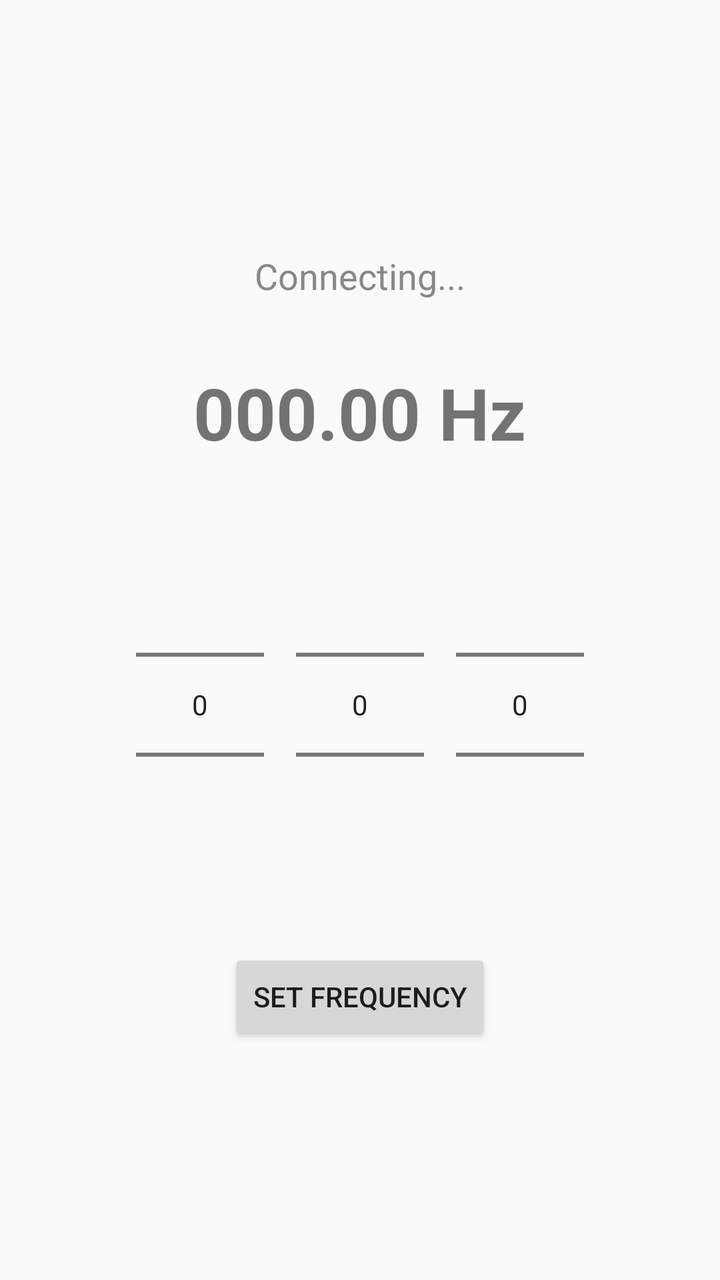
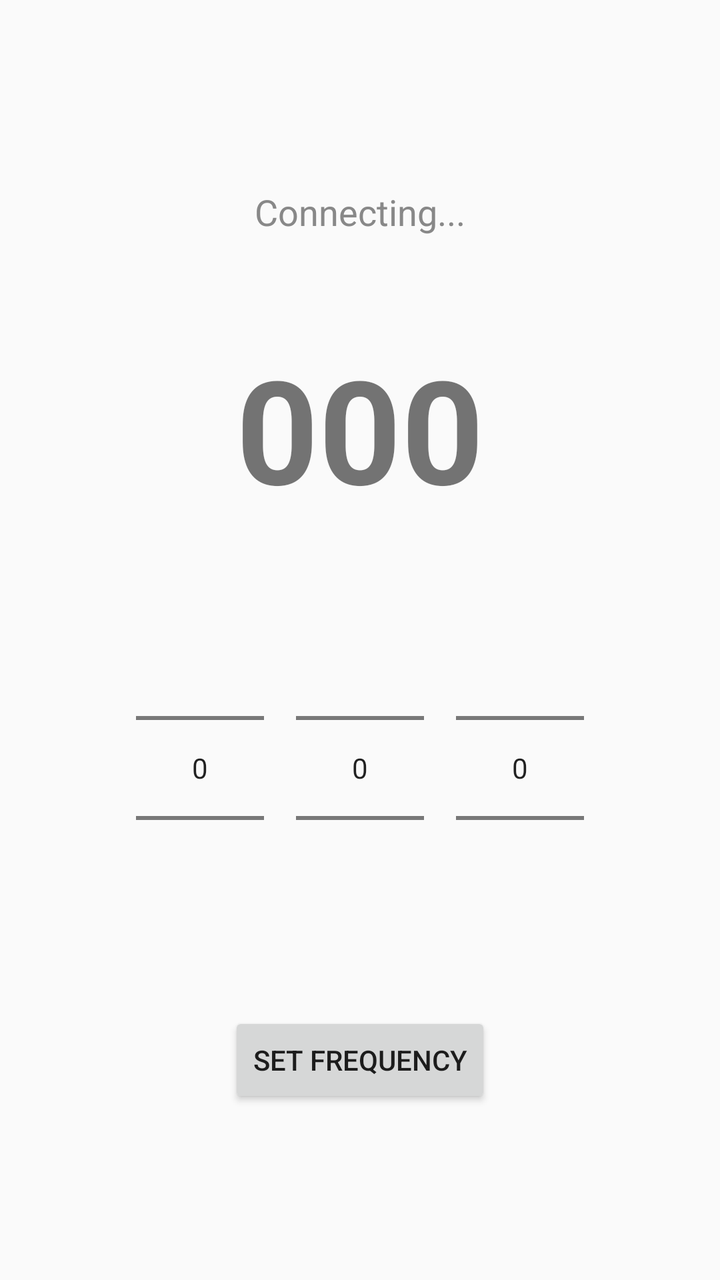

Two renders of the same Android screen: before a commit and after it. Below are the layout's source before the change and the commit's diff.
<!-- AndroidManifest.xml: activity theme Theme.AppCompat.Light.NoActionBar -->
<!-- res/layout/activity_main.xml -->
<?xml version="1.0" encoding="utf-8"?>
<LinearLayout xmlns:android="http://schemas.android.com/apk/res/android"
    android:orientation="vertical"
    android:gravity="center"
    android:layout_width="match_parent"
    android:layout_height="match_parent"
    android:padding="16dp">

    
    <TextView
        android:id="@+id/statusText"
        android:layout_width="wrap_content"
        android:layout_height="wrap_content"
        android:text="Connecting..."
        android:textSize="18sp"
        android:textColor="#888888"
        android:padding="8dp" />

    
    <TextView
        android:id="@+id/frequencyText"
        android:layout_width="wrap_content"
        android:layout_height="wrap_content"
        android:text="000.00 Hz"
        android:textSize="36sp"
        android:textStyle="bold"
        android:padding="24dp" />

    
    <LinearLayout
        android:layout_width="wrap_content"
        android:layout_height="wrap_content"
        android:orientation="horizontal">

        <NumberPicker
            android:id="@+id/pickerHundreds"
            android:layout_width="wrap_content"
            android:layout_height="wrap_content"
            android:layout_margin="8dp"/>

        <NumberPicker
            android:id="@+id/pickerTens"
            android:layout_width="wrap_content"
            android:layout_height="wrap_content"
            android:layout_margin="8dp"/>

        <NumberPicker
            android:id="@+id/pickerOnes"
            android:layout_width="wrap_content"
            android:layout_height="wrap_content"
            android:layout_margin="8dp"/>
    </LinearLayout>

    <Button
        android:id="@+id/setFreqButton"
        android:layout_width="wrap_content"
        android:layout_height="wrap_content"
        android:text="Set Frequency"
        android:layout_marginTop="24dp"/>
</LinearLayout>
<!-- resources referenced by this layout -->
<resources>

</resources>

<!-- the commit's change to res/layout/activity_main.xml (unified diff, before → after) -->
@@ -14,6 +14,7 @@
         android:text="Connecting..."
         android:textSize="18sp"
         android:textColor="#888888"
+        android:layout_marginBottom="16dp"
         android:padding="8dp" />
 
     
@@ -21,8 +22,8 @@
         android:id="@+id/frequencyText"
         android:layout_width="wrap_content"
         android:layout_height="wrap_content"
-        android:text="000.00 Hz"
-        android:textSize="36sp"
+        android:text="000"
+        android:textSize="72sp"
         android:textStyle="bold"
         android:padding="24dp" />
 
